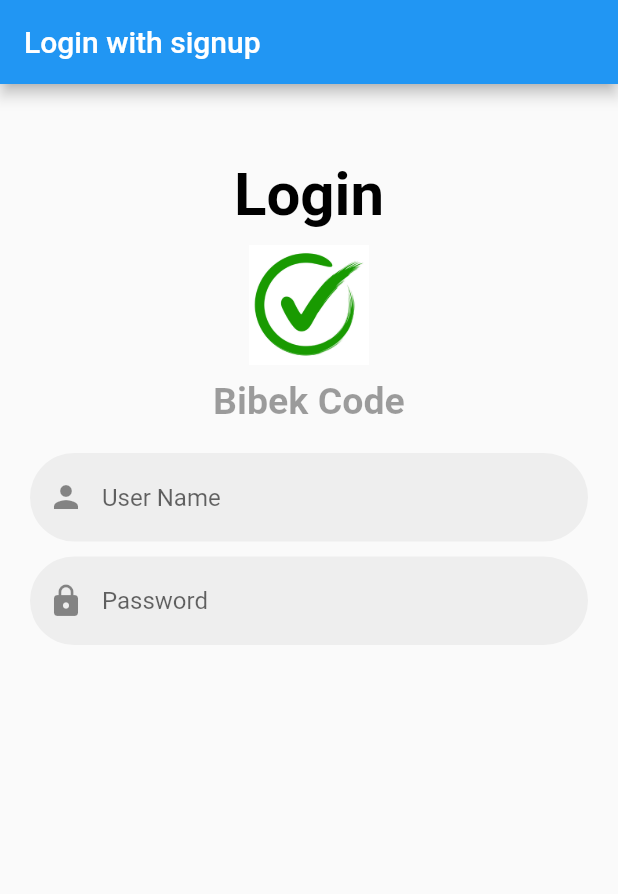
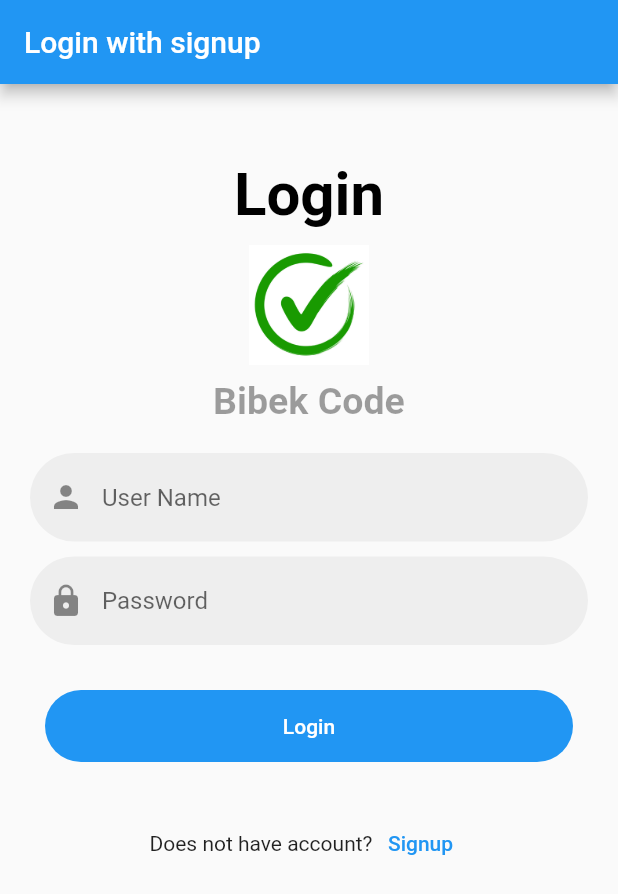
Before and after one commit to bibek-in-github/flutter-loginForm, a Flutter app: the screen it shows after launch, on a phone screen of 412 x 824 dp. Shown: the top 894 px of the screen. Run offline on Flutter 3.47's test engine with Material 2 defaults, Android fonts, the phone set to English and light mode, and no system bars.

Commit message:
added button

```diff
--- a/lib/Screens/loginform.dart
+++ b/lib/Screens/loginform.dart
@@ -89,6 +89,36 @@ class LoginForm extends StatelessWidget {
                     ),
                   ),
                 ),
+                Container(
+                  margin: EdgeInsets.all(30.0),
+                  width: double.infinity,
+                  child: TextButton(
+                    onPressed: () {},
+                    child: Text(
+                      'Login',
+                      style: TextStyle(color: Colors.white),
+                    ),
+                  ),
+                  decoration: BoxDecoration(
+                    color: Colors.blue,
+                    borderRadius: BorderRadius.circular(30.0),
+                  ),
+                ),
+                Container(
+                  child: Row(
+                    mainAxisAlignment: MainAxisAlignment.center,
+                    children: [
+                      Text('Does not have account?'),
+                      TextButton(
+                        onPressed: () {},
+                        child: Text(
+                          'Signup',
+                          style: TextStyle(color: Colors.blue),
+                        ),
+                      ),
+                    ],
+                  ),
+                ),
               ],
             ),
           ),
```
